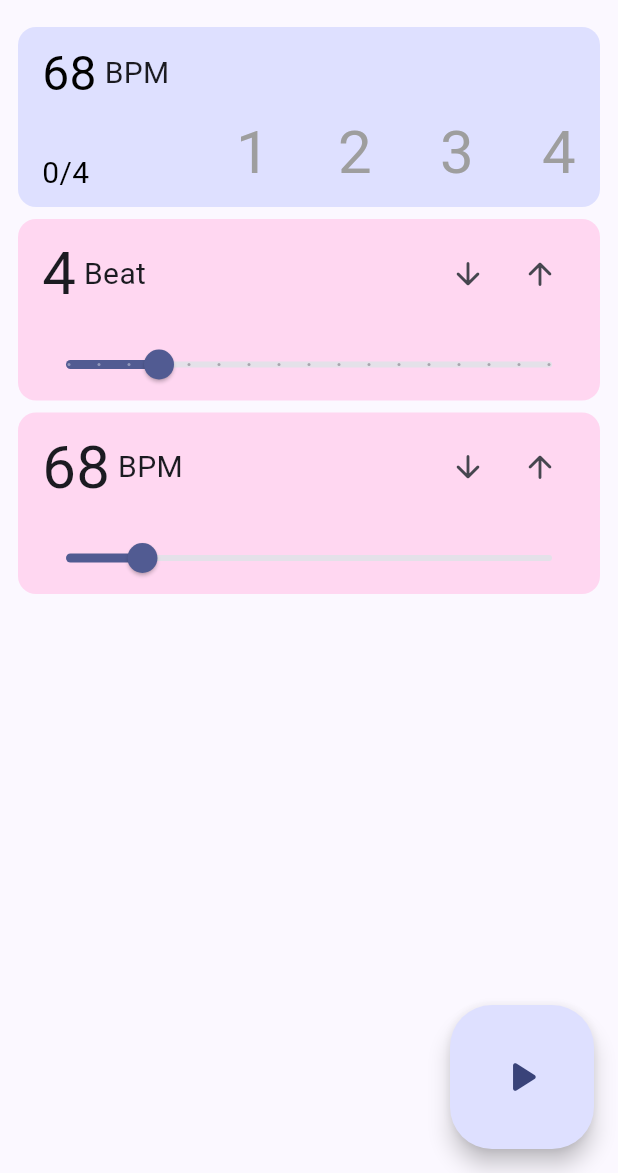
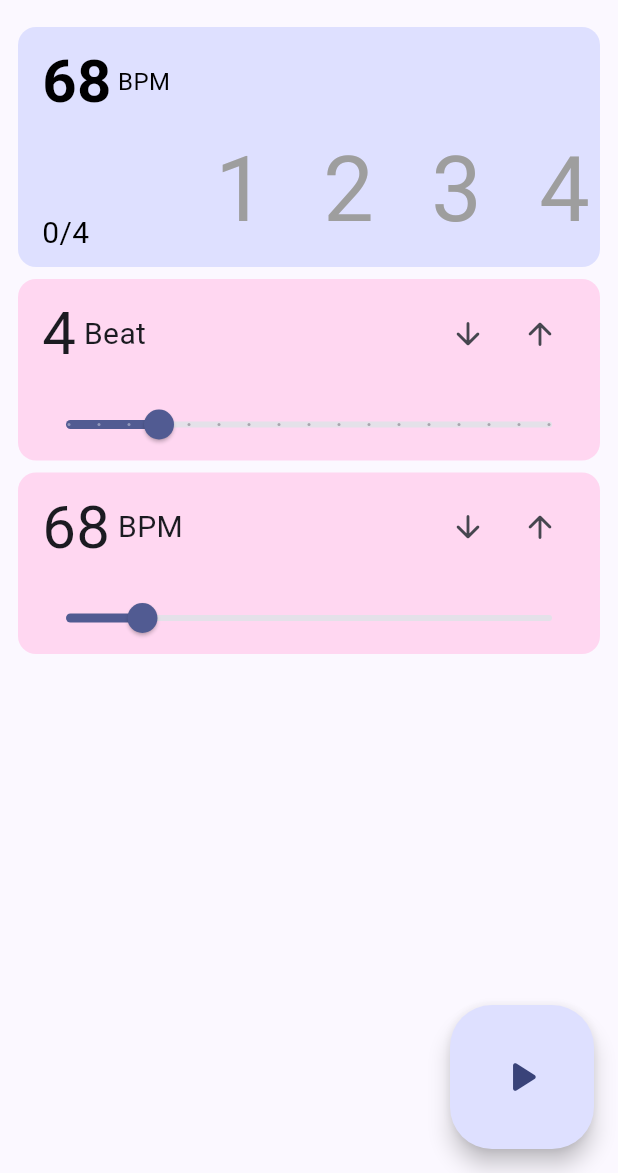
Before and after one commit to JunJaBoy/metronome, a Flutter app: the screen it shows after launch, on a phone screen of 412 x 824 dp, the part 63-1236 px from its top. Run offline on Flutter 3.47's test engine with Material 3 defaults, Android fonts, the light colour scheme and no system bars; our stand-ins replace audioplayers, flutter_bloc.

Commit message:
bpm counter

```diff
--- a/lib/ui/metronome/metronome_page.dart
+++ b/lib/ui/metronome/metronome_page.dart
@@ -95,7 +95,7 @@ class _BpmCounter extends StatelessWidget {
         elevation: 0.0,
         color: Theme.of(context).colorScheme.primaryContainer,
         child: SizedBox(
-          height: 120,
+          height: 160,
           child: Padding(
             padding: const EdgeInsets.symmetric(
               horizontal: 16.0,
@@ -105,14 +105,17 @@ class _BpmCounter extends StatelessWidget {
               children: [
                 Column(
                   crossAxisAlignment: CrossAxisAlignment.start,
-                  mainAxisAlignment: shouldShowConciseLayout ? MainAxisAlignment.spaceBetween : MainAxisAlignment.center,
+                  mainAxisAlignment: shouldShowConciseLayout
+                      ? MainAxisAlignment.spaceBetween
+                      : MainAxisAlignment.center,
                   children: [
                     Row(
                       children: [
                         Text(
                           "$bpm",
                           style: const TextStyle(
-                            fontSize: 32,
+                            fontWeight: FontWeight.bold,
+                            fontSize: 40,
                             color: Colors.black,
                           ),
                           textScaler: TextScaler.noScaling,
@@ -120,8 +123,10 @@ class _BpmCounter extends StatelessWidget {
                         const Text(
                           " BPM",
                           style: TextStyle(
-                            fontSize: 20,
+                            fontSize: 16,
+                            color: Colors.black,
                           ),
+                          textScaler: TextScaler.noScaling,
                         ),
                       ],
                     ),
@@ -147,16 +152,19 @@ class _BpmCounter extends StatelessWidget {
                           return Align(
                             alignment: Alignment.bottomCenter,
                             child: SizedBox(
-                              width: 48,
-                              height: 100,
+                              width: 64,
+                              height: 132,
                               child: Align(
                                 alignment: Alignment.bottomRight,
                                 child: Text(
                                   "${index + 1}",
                                   style: TextStyle(
-                                    fontSize: selected ? 80 : 40,
+                                    fontSize: selected ? 120 : 60,
                                     color:
                                         selected ? Colors.black : Colors.grey,
+                                    fontWeight: selected
+                                        ? FontWeight.bold
+                                        : FontWeight.normal,
                                   ),
                                   textScaler: TextScaler.noScaling,
                                 ),
@@ -165,7 +173,7 @@ class _BpmCounter extends StatelessWidget {
                           );
                         },
                         separatorBuilder: (BuildContext context, int index) {
-                          return const SizedBox(width: 20);
+                          return const SizedBox(width: 8);
                         },
                       )
                     : Row(
@@ -176,15 +184,16 @@ class _BpmCounter extends StatelessWidget {
                           Text(
                             "${beatCount ?? 0}",
                             style: const TextStyle(
-                              fontSize: 80,
+                              fontSize: 120,
                               color: Colors.black,
+                              fontWeight: FontWeight.bold,
                             ),
                             textScaler: TextScaler.noScaling,
                           ),
                           const Text(
                             "/",
                             style: TextStyle(
-                              fontSize: 40,
+                              fontSize: 60,
                               color: Colors.grey,
                             ),
                             textScaler: TextScaler.noScaling,
@@ -192,7 +201,7 @@ class _BpmCounter extends StatelessWidget {
                           Text(
                             "$beat",
                             style: const TextStyle(
-                              fontSize: 40,
+                              fontSize: 60,
                               color: Colors.grey,
                             ),
                             textScaler: TextScaler.noScaling,
```
